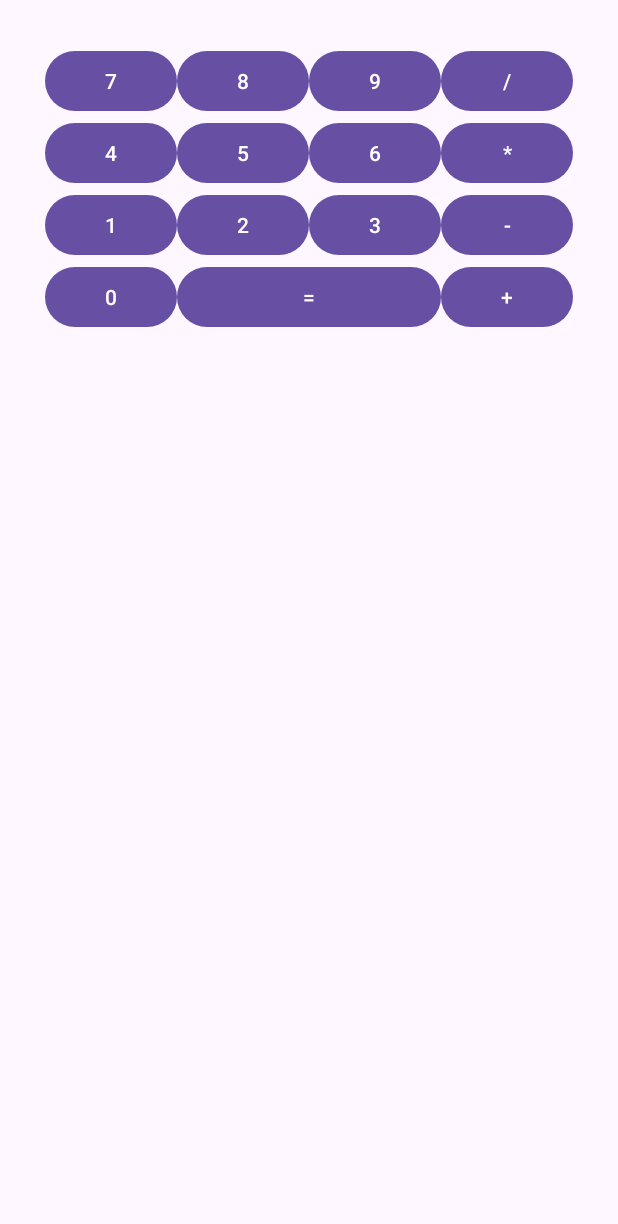
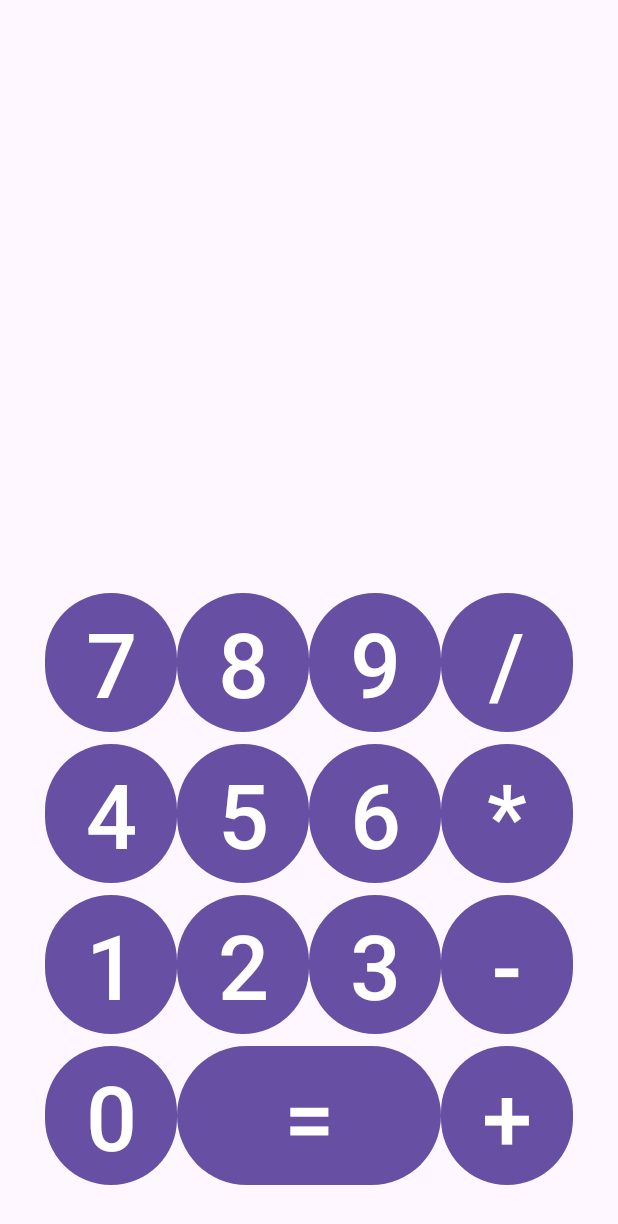
Before and after one commit to CharlsMikhail/PPDM-Practicas, an Android app: the screen it shows after launch (MainActivity), on a phone screen of 412 x 824 dp. Shown: the top 1224 px of the screen. Run offline under Robolectric (Android 15) with nearby library versions, the phone set to English and light mode, and no system bars.

Commit message:
update activity_main.xml, se configuro los botones en la interfaz grafica.

```diff
--- a/PRACTICA 3/2_CalculadoraBasica/app/src/main/res/layout/activity_main.xml
+++ b/PRACTICA 3/2_CalculadoraBasica/app/src/main/res/layout/activity_main.xml
@@ -6,9 +6,20 @@
     android:layout_width="match_parent"
     android:layout_height="wrap_content"
     android:padding="30dp"
+    android:layout_gravity="bottom"
     android:orientation="vertical"
-    android:gravity="center"
     tools:context=".MainActivity">
+
+    <TextView
+        android:id="@+id/txt_input"
+        android:layout_width="match_parent"
+        android:layout_height="100dp" />
+
+    <TextView
+        android:id="@+id/txt_ouput"
+        android:layout_width="match_parent"
+        android:layout_height="100dp" />
+
 
     <GridLayout
         android:layout_width="match_parent"
@@ -21,90 +32,103 @@
             android:layout_width="wrap_content"
             android:layout_height="wrap_content"
             android:layout_gravity="center"
-            android:text="@string/btn_7" />
+            android:text="@string/btn_7"
+            style="@style/BotonEstilo" />
 
         <Button
             android:id="@+id/btn_8"
             android:layout_width="wrap_content"
             android:layout_height="wrap_content"
             android:layout_gravity="center"
-            android:text="@string/btn_8" />
+            android:text="@string/btn_8"
+            style="@style/BotonEstilo" />
 
         <Button
             android:id="@+id/btn_9"
             android:layout_width="wrap_content"
             android:layout_height="wrap_content"
             android:layout_gravity="center"
-            android:text="@string/btn_9" />
+            android:text="@string/btn_9"
+            style="@style/BotonEstilo" />
 
         <Button
             android:id="@+id/btn_div"
             android:layout_width="wrap_content"
             android:layout_height="wrap_content"
             android:layout_gravity="center"
-            android:text="@string/btn_divide" />
+            android:text="@string/btn_divide"
+            style="@style/BotonEstilo" />
 
         <Button
             android:id="@+id/btn_4"
             android:layout_width="wrap_content"
             android:layout_height="wrap_content"
             android:layout_gravity="center"
-            android:text="@string/btn_4" />
+            android:text="@string/btn_4"
+            style="@style/BotonEstilo" />
 
         <Button
             android:id="@+id/btn_5"
             android:layout_width="wrap_content"
             android:layout_height="wrap_content"
             android:layout_gravity="center"
-            android:text="@string/btn_5" />
+            android:text="@string/btn_5"
+            style="@style/BotonEstilo" />
 
         <Button
             android:id="@+id/btn_6"
             android:layout_width="wrap_content"
             android:layout_height="wrap_content"
             android:layout_gravity="center"
-            android:text="@string/btn_6" />
+            android:text="@string/btn_6"
+            style="@style/BotonEstilo" />
 
         <Button
             android:id="@+id/btn_mul"
             android:layout_width="wrap_content"
             android:layout_height="wrap_content"
             android:layout_gravity="center"
-            android:text="@string/btn_multiply" />
+            android:text="@string/btn_multiply"
+            style="@style/BotonEstilo" />
 
         <Button
             android:id="@+id/btn_1"
             android:layout_width="wrap_content"
             android:layout_height="wrap_content"
             android:layout_gravity="center"
-            android:text="@string/btn_1" />
+            android:text="@string/btn_1"
+            style="@style/BotonEstilo" />
 
         <Button
             android:id="@+id/btn_2"
             android:layout_width="wrap_content"
             android:layout_height="wrap_content"
             android:layout_gravity="center"
-            android:text="@string/btn_2" />
+            android:text="@string/btn_2"
+            style="@style/BotonEstilo" />
 
         <Button
             android:id="@+id/btn_3"
             android:layout_width="wrap_content"
             android:layout_height="wrap_content"
             android:layout_gravity="center"
-            android:text="@string/btn_3" />
+            android:text="@string/btn_3"
+            style="@style/BotonEstilo" />
 
         <Button
             android:id="@+id/btn_res"
             android:layout_width="wrap_content"
             android:layout_height="wrap_content"
             android:layout_gravity="center"
-            android:text="@string/btn_subtract" />
+            android:text="@string/btn_subtract"
+            style="@style/BotonEstilo" />
 
         <Button
             android:id="@+id/btn_0"
             android:layout_width="wrap_content"
             android:layout_height="wrap_content"
-            android:text="@string/btn_0" />
+            android:text="@string/btn_0"
+            style="@style/BotonEstilo" />
 
 
         <Button
@@ -113,13 +137,15 @@
             android:layout_height="wrap_content"
             android:layout_columnSpan="2"
             android:layout_gravity="fill_horizontal"
-            android:text="@string/btn_equal" />
+            android:text="@string/btn_equal"
+            style="@style/BotonEstilo" />
 
         <Button
             android:id="@+id/btn_sum"
             android:layout_width="wrap_content"
             android:layout_height="wrap_content"
-            android:text="@string/btn_add" />
+            android:text="@string/btn_add"
+            style="@style/BotonEstilo" />
 
     </GridLayout>
 
```
